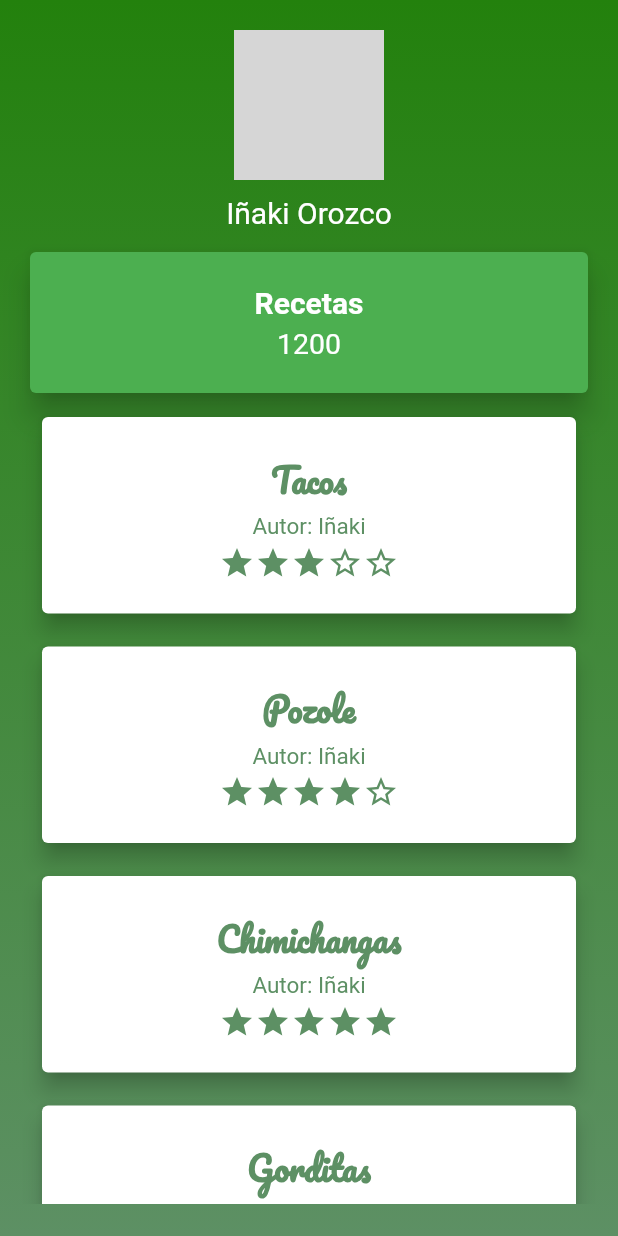
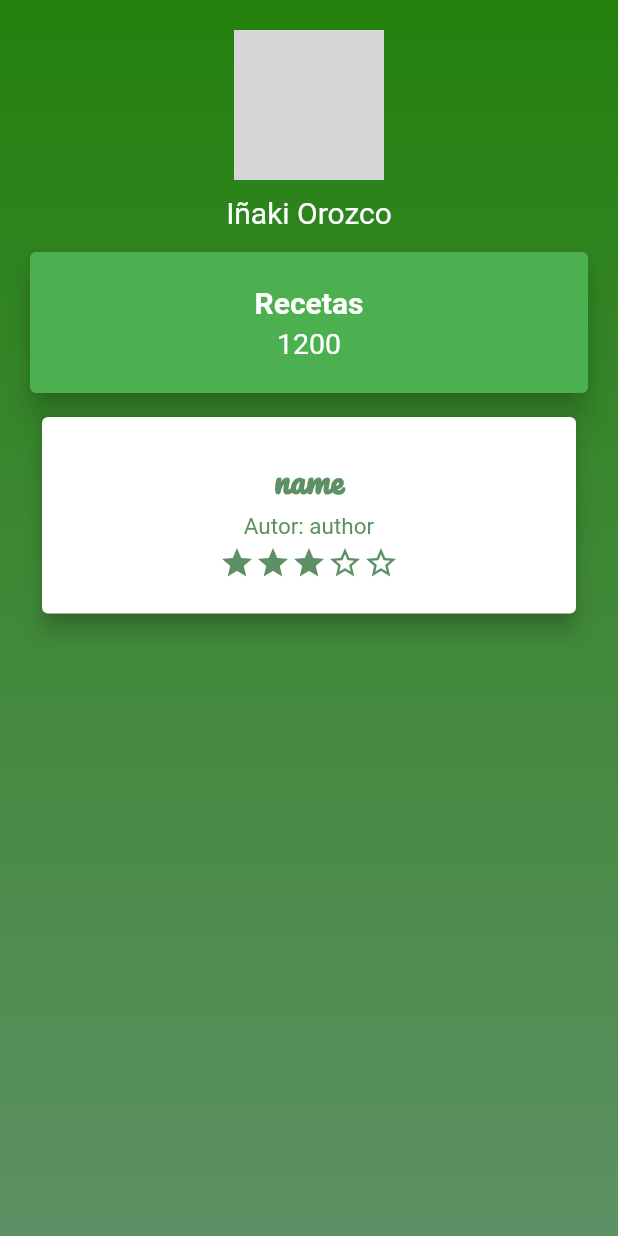
Before and after one commit to Haro1610/Proyecto-PAM-Vegan, a Flutter app: the Principal screen opened directly, after a tap on the "account circle" icon, on a phone screen of 412 x 824 dp. Run offline on Flutter 3.47's test engine with Material 2 defaults, Android fonts, the phone set to English and light mode, and no system bars; our stand-ins replace bloc, cloud_firestore, equatable, firebase_auth, firebase_core, firebase_storage and 12 more; missing offline and left inert: flutter_phone_direct_caller; accounts and stored records are empty; network calls fail; Roboto replaces fonts that are missing (Overpass); grey boxes are pictures that could not be loaded.

Commit message:
Falta sacar de firebase
Ya están los constructores en:
-principal.dart
-recetas.dart
-perfil.dart

Necesitamos sacar los datos de firebase y pasárselos a estos constructores para mostrar las recetas

También necesitamos sacar la imagen de perfil de google y adjuntarla a perfil.dart.

```diff
--- a/lib/perfil/perfil.dart
+++ b/lib/perfil/perfil.dart
@@ -18,19 +18,33 @@ class Platillo extends StatelessWidget {
   int stars = 6;
   String name = "Pozole";
   String author = "Iñaki";
+  String ingredients = "Chile";
+  String image = "";
+  String description = "Echale mucho";
 
-  Platillo(int stars, String name, String author) {
+  Platillo(int stars, String name, String author, String ingredients,
+      String image, String description) {
     this.stars = stars;
     this.name = name;
     this.author = author;
+    this.ingredients = ingredients;
+    this.image = image;
+    this.description = description;
   }
 
   @override
   Widget build(BuildContext context) {
     return TextButton(
       onPressed: () {
-        Navigator.of(context)
-            .push(MaterialPageRoute(builder: (context) => RecetasEsp()));
+        Navigator.of(context).push(MaterialPageRoute(
+            builder: (context) => RecetasEsp({
+                  "stars": stars,
+                  "name": name,
+                  "author": author,
+                  "ingredients": ingredients,
+                  "image": image,
+                  "description": description
+                })));
         /*
         BlocProvider.of<TimeBloc>(context).pais = PlatilloName;
         BlocProvider.of<TimeBloc>(context).add(TimeGet());
@@ -175,11 +189,13 @@ class PerfilState extends State<Perfil> {
                           child: ListView(
                               scrollDirection: Axis.vertical,
                               children: [
-                                Platillo(3, "Tacos", "Iñaki"),
-                                Platillo(4, "Pozole", "Iñaki"),
-                                Platillo(5, "Chimichangas", "Iñaki"),
-                                Platillo(6, "Gorditas", "Iñaki"),
-                                Platillo(0, "Ratatouille", "Iñaki"),
+                                Platillo(
+                                    3,
+                                    "name",
+                                    "author",
+                                    "ingredients",
+                                    "https://external-content.duckduckgo.com/iu/?u=https%3A%2F%2Fvignette.wikia.nocookie.net%2Fjacksepticeye%2Fimages%2Ff%2Ff6%2FCLICK_HERE_TO_CHANGE_YOUR_LIFE_image.jpg%2Frevision%2Flatest%3Fcb%3D20180311211255&f=1&nofb=1",
+                                    "description"),
                               ])),
                     ],
                   ),
--- a/lib/recetas/recetas.dart
+++ b/lib/recetas/recetas.dart
@@ -15,19 +15,33 @@ class Platillo extends StatelessWidget {
   int stars = 6;
   String name = "Pozole";
   String author = "Juan";
+  String ingredients = "Chile";
+  String image = "";
+  String description = "Echale mucho";
 
-  Platillo(int stars, String name, String author) {
+  Platillo(int stars, String name, String author, String ingredients,
+      String image, String description) {
     this.stars = stars;
     this.name = name;
     this.author = author;
+    this.ingredients = ingredients;
+    this.image = image;
+    this.description = description;
   }
 
   @override
   Widget build(BuildContext context) {
     return TextButton(
       onPressed: () {
-        Navigator.of(context)
-            .push(MaterialPageRoute(builder: (context) => RecetasEsp()));
+        Navigator.of(context).push(MaterialPageRoute(
+            builder: (context) => RecetasEsp({
+                  "stars": stars,
+                  "name": name,
+                  "author": author,
+                  "ingredients": ingredients,
+                  "image": image,
+                  "description": description
+                })));
         /*
         BlocProvider.of<TimeBloc>(context).pais = PlatilloName;
         BlocProvider.of<TimeBloc>(context).add(TimeGet());
@@ -296,11 +310,13 @@ class Recetas extends StatelessWidget {
               child: ListView(
                 scrollDirection: Axis.vertical,
                 children: [
-                  Platillo(3, "Tacos", "Juan"),
-                  Platillo(4, "Pozole", "Pedro"),
-                  Platillo(5, "Chimichangas", "Alejandra"),
-                  Platillo(6, "Gorditas", "Juan"),
-                  Platillo(0, "Ratatouille", "Roberto"),
+                  Platillo(
+                      3,
+                      "name",
+                      "author",
+                      "ingredients",
+                      "https://external-content.duckduckgo.com/iu/?u=https%3A%2F%2Fvignette.wikia.nocookie.net%2Fjacksepticeye%2Fimages%2Ff%2Ff6%2FCLICK_HERE_TO_CHANGE_YOUR_LIFE_image.jpg%2Frevision%2Flatest%3Fcb%3D20180311211255&f=1&nofb=1",
+                      "description"),
                 ],
               ),
             ),
```
Also changed, not shown: lib/principal/principal.dart (+10 -2 lines), lib/recetaEsp/recetaEsp.dart (+10 -7 lines).
